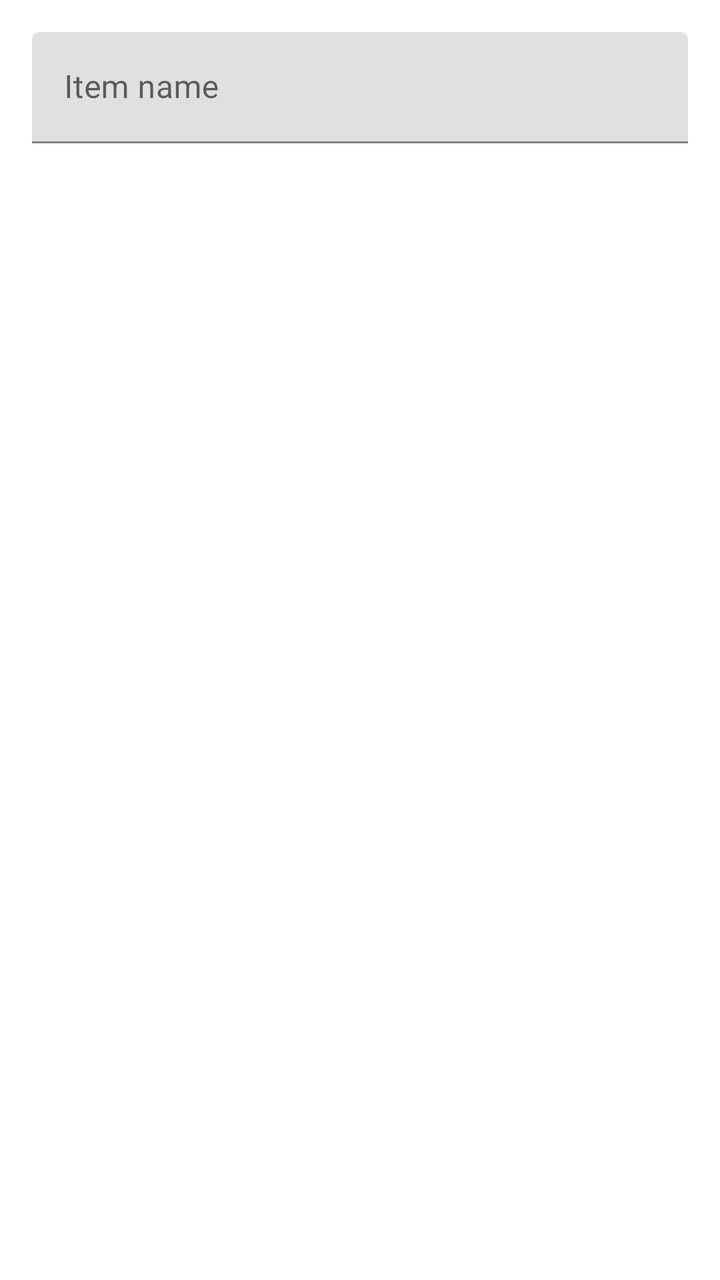
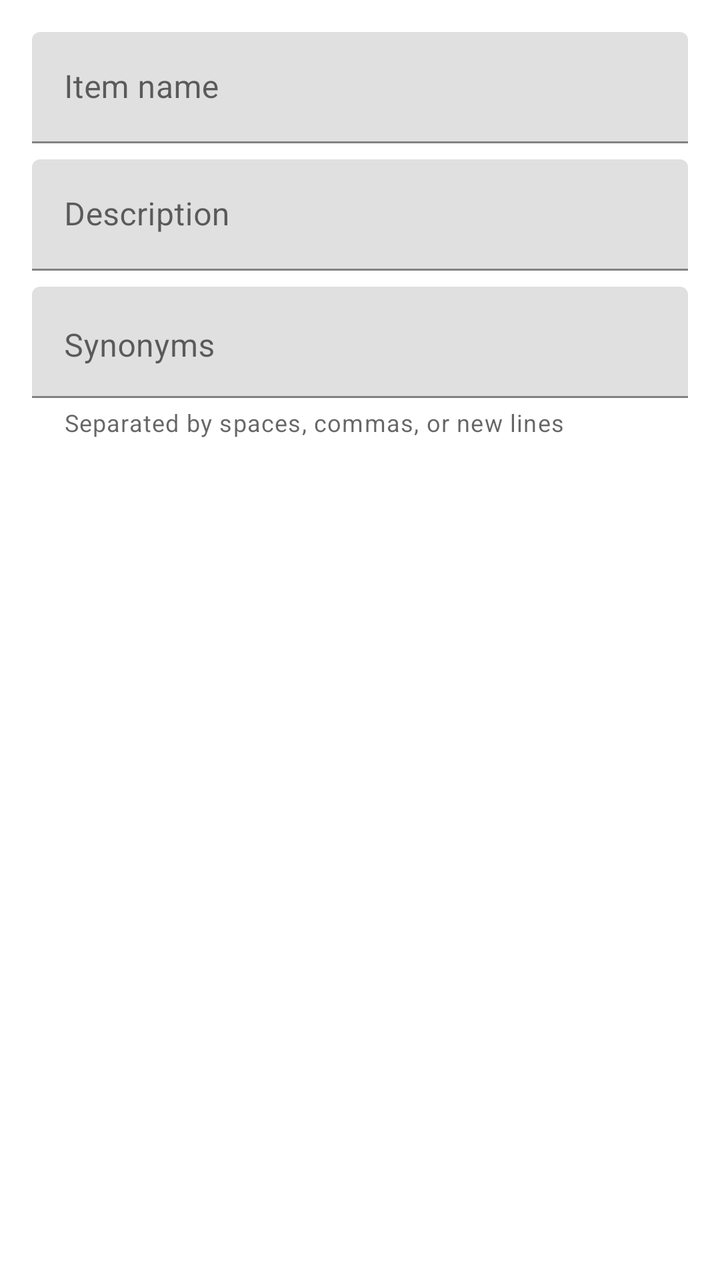

Before-and-after screenshots of an Android layout around one commit, followed by the original layout XML and the change that was made.
<!-- AndroidManifest.xml: application theme Theme.QuickShopper3k -->
<!-- res/layout/dialog_add_item.xml -->
<?xml version="1.0" encoding="utf-8"?>
<LinearLayout xmlns:android="http://schemas.android.com/apk/res/android"
    android:layout_width="match_parent"
    android:layout_height="wrap_content"
    android:orientation="vertical"
    android:padding="16dp">

    <com.google.android.material.textfield.TextInputLayout
        android:id="@+id/itemNameInputLayout"
        android:layout_width="match_parent"
        android:layout_height="wrap_content"
        android:hint="@string/item_name">

        <com.google.android.material.textfield.TextInputEditText
            android:id="@+id/itemNameInput"
            android:layout_width="match_parent"
            android:layout_height="wrap_content"
            android:inputType="textCapSentences"
            android:maxLines="1"
            android:imeOptions="actionDone" />

    </com.google.android.material.textfield.TextInputLayout>

</LinearLayout>
<!-- resources referenced by this layout -->
<resources>
  <string name="item_name">Item name</string>
  <style name="Theme.QuickShopper3k" parent="Theme.MaterialComponents.DayNight.DarkActionBar">
          
          <item name="colorPrimary">@color/purple_500</item>
          <item name="colorPrimaryVariant">@color/purple_700</item>
          <item name="colorOnPrimary">@color/white</item>
          
          <item name="colorSecondary">@color/teal_200</item>
          <item name="colorSecondaryVariant">@color/teal_700</item>
          <item name="colorOnSecondary">@color/black</item>
          
          <item name="android:statusBarColor">?attr/colorPrimaryVariant</item>
          
      </style>
  <color name="purple_500">#FF6200EE</color>
  <color name="purple_700">#FF3700B3</color>
  <color name="white">#FFFFFFFF</color>
  <color name="teal_200">#FF03DAC5</color>
  <color name="teal_700">#FF018786</color>
  <color name="black">#FF000000</color>
</resources>

<!-- the commit's change to res/layout/dialog_add_item.xml (unified diff, before → after) -->
@@ -1,5 +1,6 @@
 <?xml version="1.0" encoding="utf-8"?>
 <LinearLayout xmlns:android="http://schemas.android.com/apk/res/android"
+    xmlns:app="http://schemas.android.com/apk/res-auto"
     android:layout_width="match_parent"
     android:layout_height="wrap_content"
     android:orientation="vertical"
@@ -16,8 +17,47 @@
             android:layout_width="match_parent"
             android:layout_height="wrap_content"
             android:inputType="textCapSentences"
+            android:maxLength="1000"
             android:maxLines="1"
-            android:imeOptions="actionDone" />
+            android:imeOptions="actionNext" />
+
+    </com.google.android.material.textfield.TextInputLayout>
+
+    <com.google.android.material.textfield.TextInputLayout
+        android:id="@+id/itemDescriptionInputLayout"
+        android:layout_width="match_parent"
+        android:layout_height="wrap_content"
+        android:layout_marginTop="8dp"
+        android:hint="@string/item_description">
+
+        <com.google.android.material.textfield.TextInputEditText
+            android:id="@+id/itemDescriptionInput"
+            android:layout_width="match_parent"
+            android:layout_height="wrap_content"
+            android:inputType="text"
+            android:maxLength="1000"
+            android:maxLines="1"
+            android:imeOptions="actionNext" />
+
+    </com.google.android.material.textfield.TextInputLayout>
+
+    <com.google.android.material.textfield.TextInputLayout
+        android:id="@+id/itemSynonymsInputLayout"
+        android:layout_width="match_parent"
+        android:layout_height="wrap_content"
+        android:layout_marginTop="8dp"
+        android:hint="@string/item_synonyms"
+        app:helperText="@string/item_synonyms_hint">
+
+        <com.google.android.material.textfield.TextInputEditText
+            android:id="@+id/itemSynonymsInput"
+            android:layout_width="match_parent"
+            android:layout_height="wrap_content"
+            android:gravity="top|start"
+            android:inputType="textMultiLine|textNoSuggestions"
+            android:maxLength="1000"
+            android:maxLines="8"
+            android:scrollbars="vertical" />
 
     </com.google.android.material.textfield.TextInputLayout>
 
<!-- resource entries referenced after the edit -->
@@ -1,6 +1,9 @@
 <!-- resources referenced by this layout -->
 <resources>
+  <string name="item_description">Description</string>
   <string name="item_name">Item name</string>
+  <string name="item_synonyms">Synonyms</string>
+  <string name="item_synonyms_hint">Separated by spaces, commas, or new lines</string>
   <style name="Theme.QuickShopper3k" parent="Theme.MaterialComponents.DayNight.DarkActionBar">
           
           <item name="colorPrimary">@color/purple_500</item>
